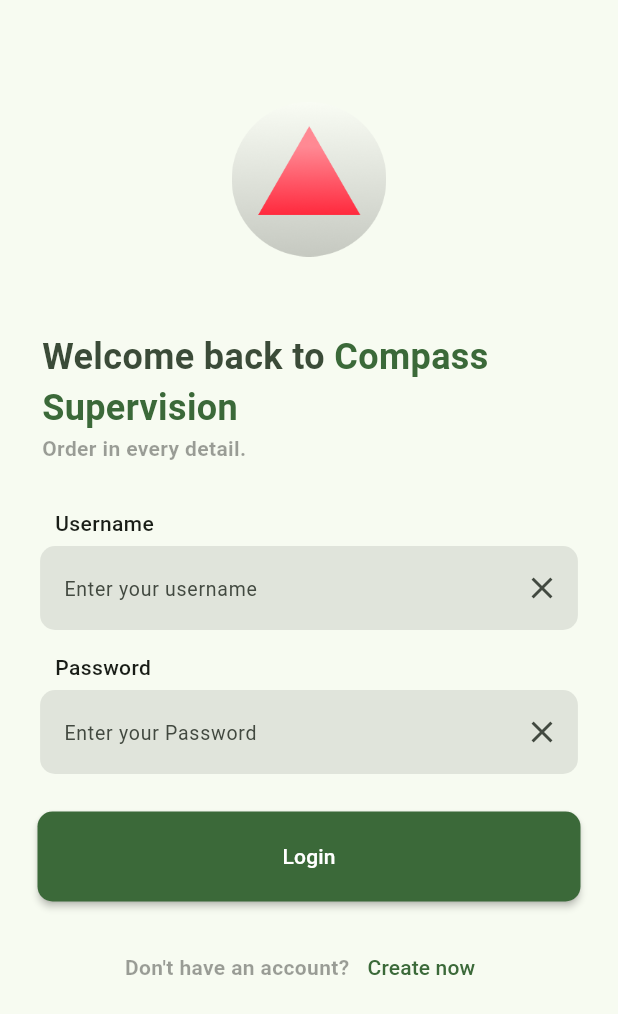
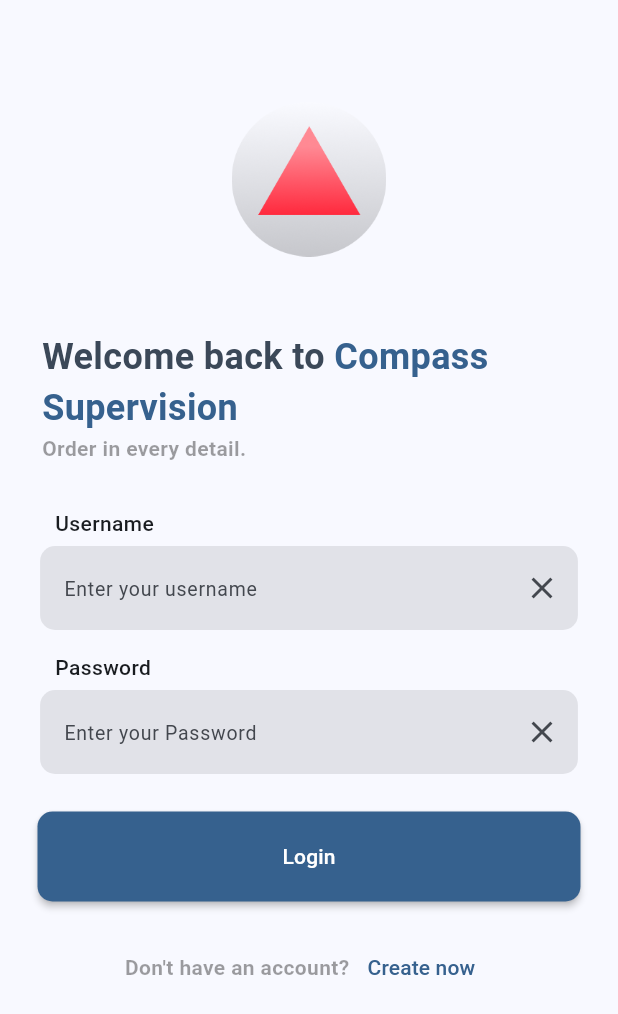
Before and after one commit to wantedbear007/Compass, a Flutter app: the screen it shows after launch, on a phone screen of 412 x 824 dp. Shown: the top 1014 px of the screen. Run offline on Flutter 3.47's test engine with Material 3 defaults, Android fonts, the phone set to English and light mode, and no system bars; our stand-ins replace cached_network_image, flutter_form_builder, flutter_svg, get, loading_animation_widget, numberpicker and 1 more; missing offline and left inert: simple_barcode_scanner.

Commit message:
changed UI color, minor internal fixes.

```diff
--- a/lib/main.dart
+++ b/lib/main.dart
@@ -81,26 +81,26 @@ class _HomeState extends State<Home> {
       theme: ThemeData(
         useMaterial3: true,
         colorScheme: ColorScheme.fromSeed(
-          seedColor: Colors.green,
+          seedColor: Colors.blue,
           brightness: Brightness.light,
-          tertiary: Colors.green
+          // tertiary: Colors.green
         ),
       ),
 
       darkTheme: ThemeData(
         useMaterial3: true,
         colorScheme: ColorScheme.fromSeed(
-          seedColor: Colors.green,
+          seedColor: Colors.blue,
           brightness: Brightness.dark,
-            tertiary: Colors.green
-
         ),
       ),
 
       initialBinding: ParentBinding(),
       home: AnnotatedRegion<SystemUiOverlayStyle>(
         value: SystemUiOverlayStyle(
-            systemNavigationBarColor: Theme.of(context).colorScheme.onBackground.withGreen(44)),
+            // systemNavigationBarColor:
+            // Theme.of(context).colorScheme.onBackground.withGreen(44),
+            ),
         child: isLoggedIn ? const LandingScreen() : const LoginScreen(),
       ),
       // home: isLoggedIn ? const LandingScreen() : const LoginScreen(),
--- a/lib/screens/login/login_screen.dart
+++ b/lib/screens/login/login_screen.dart
@@ -103,7 +103,11 @@ class LoginScreen extends GetView<LoginScreenController> {
                                 borderRadius:
                                     BorderRadius.circular(appBorderRadius)),
                             minWidth: MediaQuery.of(context).size.width,
-                            onPressed: controller.login,
+                            // onPressed: controller.login,
+                            onPressed: () async {
+                              FocusManager.instance.primaryFocus?.unfocus();
+                              await controller.login();
+                            },
                             // child: Text(
                             //   "Login",
                             //   style: TextStyle(color: Colors.white),
--- a/lib/screens/signup/signup_screen.dart
+++ b/lib/screens/signup/signup_screen.dart
@@ -135,7 +135,11 @@ class SignUpScreen extends GetView<SignUpScreenController> {
                                 borderRadius:
                                     BorderRadius.circular(appBorderRadius)),
                             minWidth: MediaQuery.of(context).size.width,
-                            onPressed: controller.createAccount,
+                            // onPressed: controller.createAccount,
+                            onPressed: () async {
+                              FocusManager.instance.primaryFocus?.unfocus();
+                              await controller.createAccount();
+                            },
                             // child: Text(
                             //   "Login",
                             //   style: TextStyle(color: Colors.white),
--- a/lib/screens/signup/signup_screen_controller.dart
+++ b/lib/screens/signup/signup_screen_controller.dart
@@ -54,6 +54,7 @@ class SignUpScreenController extends GetxController {
         password.isEmpty ||
         confirmPassword.isEmpty) {
       compassSnackBar(appName, "All fields required.");
+      loading.value = false;
       return;
     }
 
--- a/lib/widgets/custom_snackbar.dart
+++ b/lib/widgets/custom_snackbar.dart
@@ -2,5 +2,6 @@ import 'package:get/get.dart';
 import 'package:flutter/material.dart';
 
 compassSnackBar(String title, String subtitle) {
-  return Get.snackbar(title, subtitle, barBlur: 0);
+  return Get.snackbar(title, subtitle,
+      barBlur: 20, icon: const Icon(Icons.notifications_active));
 }
```
Also changed, not shown: assets/verify.svg (deleted), 1 other file.
